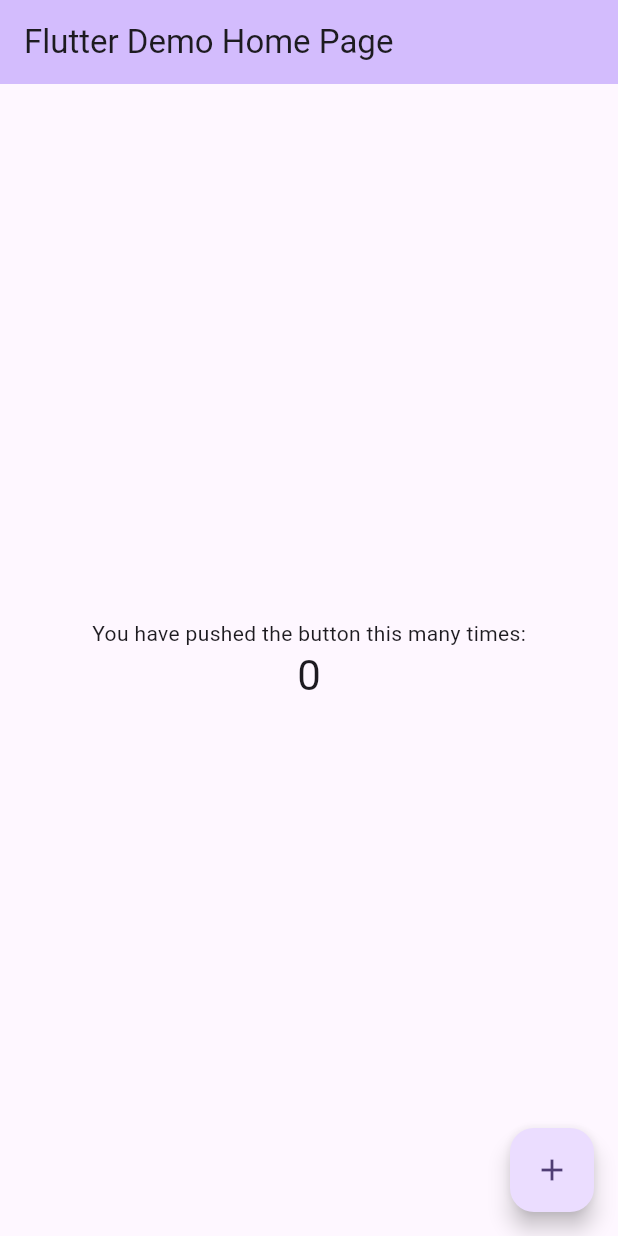
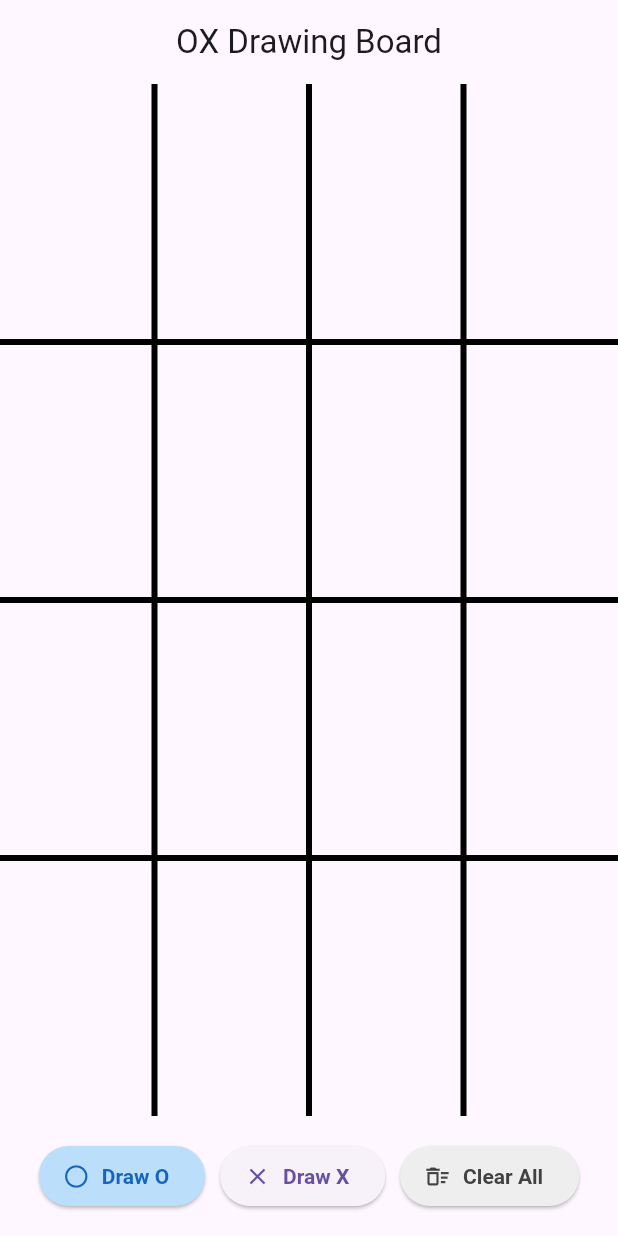
Before and after one commit to YukiTheBread/XO-app-softdev1, a Flutter app: the screen it shows after launch, on a phone screen of 412 x 824 dp. Run offline on Flutter 3.47's test engine with Material 3 defaults, Android fonts, the phone set to English and light mode, and no system bars.

Commit message:
re commit for ver 1 due to wrong version previously

```diff
--- a/lib/main.dart
+++ b/lib/main.dart
@@ -1,122 +1,215 @@
 import 'package:flutter/material.dart';
 
 void main() {
-  runApp(const MyApp());
+  runApp(const MaterialApp(home: OXBoard()));
 }
 
-class MyApp extends StatelessWidget {
-  const MyApp({super.key});
+/// บอกว่าจะวาด x หรือ o ที่ตำแหน่งนี้
+class Mark {
+  final Offset position;
+  final String type; // 'O' or 'X'
 
-  // This widget is the root of your application.
-  @override
-  Widget build(BuildContext context) {
-    return MaterialApp(
-      title: 'Flutter Demo',
-      theme: ThemeData(
-        // This is the theme of your application.
-        //
-        // TRY THIS: Try running your application with "flutter run". You'll see
-        // the application has a purple toolbar. Then, without quitting the app,
-        // try changing the seedColor in the colorScheme below to Colors.green
-        // and then invoke "hot reload" (save your changes or press the "hot
-        // reload" button in a Flutter-supported IDE, or press "r" if you used
-        // the command line to start the app).
-        //
-        // Notice that the counter didn't reset back to zero; the application
-        // state is not lost during the reload. To reset the state, use hot
-        // restart instead.
-        //
-        // This works for code too, not just values: Most code changes can be
-        // tested with just a hot reload.
-        colorScheme: ColorScheme.fromSeed(seedColor: Colors.deepPurple),
-      ),
-      home: const MyHomePage(title: 'Flutter Demo Home Page'),
-    );
-  }
+  Mark({required this.position, required this.type});
 }
 
-class MyHomePage extends StatefulWidget {
-  const MyHomePage({super.key, required this.title});
-
-  // This widget is the home page of your application. It is stateful, meaning
-  // that it has a State object (defined below) that contains fields that affect
-  // how it looks.
-
-  // This class is the configuration for the state. It holds the values (in this
-  // case the title) provided by the parent (in this case the App widget) and
-  // used by the build method of the State. Fields in a Widget subclass are
-  // always marked "final".
-
-  final String title;
+/// The main board
+class OXBoard extends StatefulWidget {
+  const OXBoard({super.key});
 
   @override
-  State<MyHomePage> createState() => _MyHomePageState();
+  State<OXBoard> createState() => _OXBoardState();
 }
 
-class _MyHomePageState extends State<MyHomePage> {
-  int _counter = 0;
+class _OXBoardState extends State<OXBoard> {
+  // A list to store the marks (x or o)
+  List<Mark> _marks = <Mark>[];
+  // The currently selected tool for drawing
+  String _selectedTool = 'O';
 
-  void _incrementCounter() {
+  static const double _markSize = 100.0;
+
+  /// Handles a tap down event on the drawing area.
+  /// Converts the global tap position to a local position relative to the CustomPaint
+  /// and adds a new Mark to the list.
+  void _handleTap(Offset localPosition) {
     setState(() {
-      // This call to setState tells the Flutter framework that something has
-      // changed in this State, which causes it to rerun the build method below
-      // so that the display can reflect the updated values. If we changed
-      // _counter without calling setState(), then the build method would not be
-      // called again, and so nothing would appear to happen.
-      _counter++;
+      // Create a new list instance to trigger `shouldRepaint` in BoardPainter,
+      // ensuring the UI updates correctly.
+      _marks = List<Mark>.from(_marks)
+        ..add(Mark(position: localPosition, type: _selectedTool));
+    });
+  }
+
+  /// Sets the currently selected drawing tool ('O' or 'X').
+  void _selectTool(String tool) {
+    setState(() {
+      _selectedTool = tool;
+    });
+  }
+
+  /// Clears all drawn marks from the board.
+  void _clearBoard() {
+    setState(() {
+      // Create a new empty list instance to clear the board.
+      _marks = <Mark>[];
     });
   }
 
   @override
   Widget build(BuildContext context) {
-    // This method is rerun every time setState is called, for instance as done
-    // by the _incrementCounter method above.
-    //
-    // The Flutter framework has been optimized to make rerunning build methods
-    // fast, so that you can just rebuild anything that needs updating rather
-    // than having to individually change instances of widgets.
     return Scaffold(
-      appBar: AppBar(
-        // TRY THIS: Try changing the color here to a specific color (to
-        // Colors.amber, perhaps?) and trigger a hot reload to see the AppBar
-        // change color while the other colors stay the same.
-        backgroundColor: Theme.of(context).colorScheme.inversePrimary,
-        // Here we take the value from the MyHomePage object that was created by
-        // the App.build method, and use it to set our appbar title.
-        title: Text(widget.title),
+      appBar: AppBar(title: const Text('OX Drawing Board'), centerTitle: true),
+      body: Column(
+        children: <Widget>[
+          Expanded(
+            child: LayoutBuilder(
+              builder: (BuildContext context, BoxConstraints constraints) {
+                // Determine the size available for the custom paint area.
+                final Size boardSize = Size(
+                  constraints.maxWidth,
+                  constraints.maxHeight,
+                );
+
+                return GestureDetector(
+                  onTapDown: (TapDownDetails details) {
+                    // Find the render box of the current context to convert global to local coordinates.
+                    final RenderBox? box =
+                        context.findRenderObject() as RenderBox?;
+                    if (box != null) {
+                      final Offset localPos = box.globalToLocal(
+                        details.globalPosition,
+                      );
+                      _handleTap(localPos);
+                    }
+                  },
+                  child: CustomPaint(
+                    size: boardSize,
+                    painter: BoardPainter(marks: _marks, markSize: _markSize),
+                  ),
+                );
+              },
+            ),
+          ),
+          Padding(
+            padding: const EdgeInsets.all(16.0),
+            child: Row(
+              mainAxisAlignment: MainAxisAlignment.spaceEvenly,
+              children: <Widget>[
+                ElevatedButton.icon(
+                  onPressed: () => _selectTool('O'),
+                  icon: const Icon(Icons.circle_outlined),
+                  label: const Text('Draw O'),
+                  style: ElevatedButton.styleFrom(
+                    backgroundColor: _selectedTool == 'O'
+                        ? Colors.blue.shade100
+                        : null,
+                    foregroundColor: _selectedTool == 'O'
+                        ? Colors.blue.shade800
+                        : null,
+                    textStyle: const TextStyle(fontWeight: FontWeight.bold),
+                  ),
+                ),
+                ElevatedButton.icon(
+                  onPressed: () => _selectTool('X'),
+                  icon: const Icon(Icons.close),
+                  label: const Text('Draw X'),
+                  style: ElevatedButton.styleFrom(
+                    backgroundColor: _selectedTool == 'X'
+                        ? Colors.red.shade100
+                        : null,
+                    foregroundColor: _selectedTool == 'X'
+                        ? Colors.red.shade800
+                        : null,
+                    textStyle: const TextStyle(fontWeight: FontWeight.bold),
+                  ),
+                ),
+                ElevatedButton.icon(
+                  onPressed: _clearBoard,
+                  icon: const Icon(Icons.delete_sweep_outlined),
+                  label: const Text('Clear All'),
+                  style: ElevatedButton.styleFrom(
+                    backgroundColor: Colors.grey.shade200,
+                    foregroundColor: Colors.grey.shade800,
+                    textStyle: const TextStyle(fontWeight: FontWeight.bold),
+                  ),
+                ),
+              ],
+            ),
+          ),
+        ],
       ),
-      body: Center(
-        // Center is a layout widget. It takes a single child and positions it
-        // in the middle of the parent.
-        child: Column(
-          // Column is also a layout widget. It takes a list of children and
-          // arranges them vertically. By default, it sizes itself to fit its
-          // children horizontally, and tries to be as tall as its parent.
-          //
-          // Column has various properties to control how it sizes itself and
-          // how it positions its children. Here we use mainAxisAlignment to
-          // center the children vertically; the main axis here is the vertical
-          // axis because Columns are vertical (the cross axis would be
-          // horizontal).
-          //
-          // TRY THIS: Invoke "debug painting" (choose the "Toggle Debug Paint"
-          // action in the IDE, or press "p" in the console), to see the
-          // wireframe for each widget.
-          mainAxisAlignment: MainAxisAlignment.center,
-          children: <Widget>[
-            const Text('You have pushed the button this many times:'),
-            Text(
-              '$_counter',
-              style: Theme.of(context).textTheme.headlineMedium,
-            ),
-          ],
-        ),
-      ),
-      floatingActionButton: FloatingActionButton(
-        onPressed: _incrementCounter,
-        tooltip: 'Increment',
-        child: const Icon(Icons.add),
-      ), // This trailing comma makes auto-formatting nicer for build methods.
     );
   }
 }
+
+/// A CustomPainter for 3x3 grid and all the 'O' and 'X'
+class BoardPainter extends CustomPainter {
+  final List<Mark> marks;
+  final double markSize;
+
+  BoardPainter({required this.marks, required this.markSize});
+
+  @override
+  void paint(Canvas canvas, Size size) {
+    // Paint for the grid lines
+    final Paint gridPaint = Paint()
+      ..color = Colors.black
+      ..strokeWidth = 4
+      ..style = PaintingStyle.stroke;
+
+    //gridSize n x n
+    final gridSize = 4;
+    //
+
+    final double cellWidth = size.width / gridSize;
+    final double cellHeight = size.height / gridSize;
+
+    // Draw vertical grid lines
+    for (int i = 1; i < gridSize; i++) {
+      final double x = cellWidth * i;
+      canvas.drawLine(Offset(x, 0), Offset(x, size.height), gridPaint);
+    }
+
+    // Draw horizontal grid lines
+    for (int i = 1; i < gridSize; i++) {
+      final double y = cellHeight * i;
+      canvas.drawLine(Offset(0, y), Offset(size.width, y), gridPaint);
+    }
+
+    // Paint for 'O'
+    final Paint oPaint = Paint()
+      ..color = Colors.blue
+      ..strokeWidth = 6
+      ..style = PaintingStyle.stroke;
+
+    // Paint for 'X'
+    final Paint xPaint = Paint()
+      ..color = Colors.red
+      ..strokeWidth = 6
+      ..style = PaintingStyle.stroke;
+
+    // Draw each 'O' and 'X' mark based on its stored position and type
+    for (final Mark mark in marks) {
+      if (mark.type == 'O') {
+        canvas.drawCircle(mark.position, markSize / 2, oPaint);
+      } else if (mark.type == 'X') {
+        final double halfSize = markSize / 2;
+        canvas.drawLine(
+          mark.position + Offset(-halfSize, -halfSize),
+          mark.position + Offset(halfSize, halfSize),
+          xPaint,
+        );
+        canvas.drawLine(
+          mark.position + Offset(-halfSize, halfSize),
+          mark.position + Offset(halfSize, -halfSize),
+          xPaint,
+        );
+      }
+    }
+  }
+
+  @override
+  bool shouldRepaint(BoardPainter oldDelegate) {
+    return oldDelegate.marks != marks || oldDelegate.markSize != markSize;
+  }
+}
```
Also changed, not shown: 2 other files.
